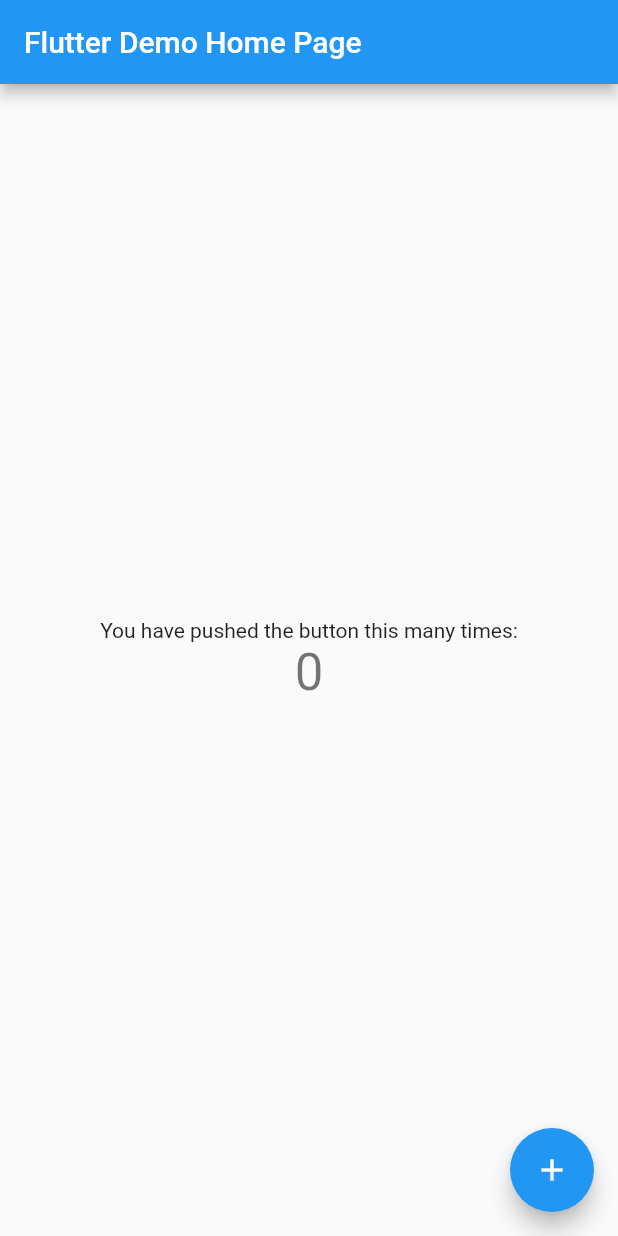
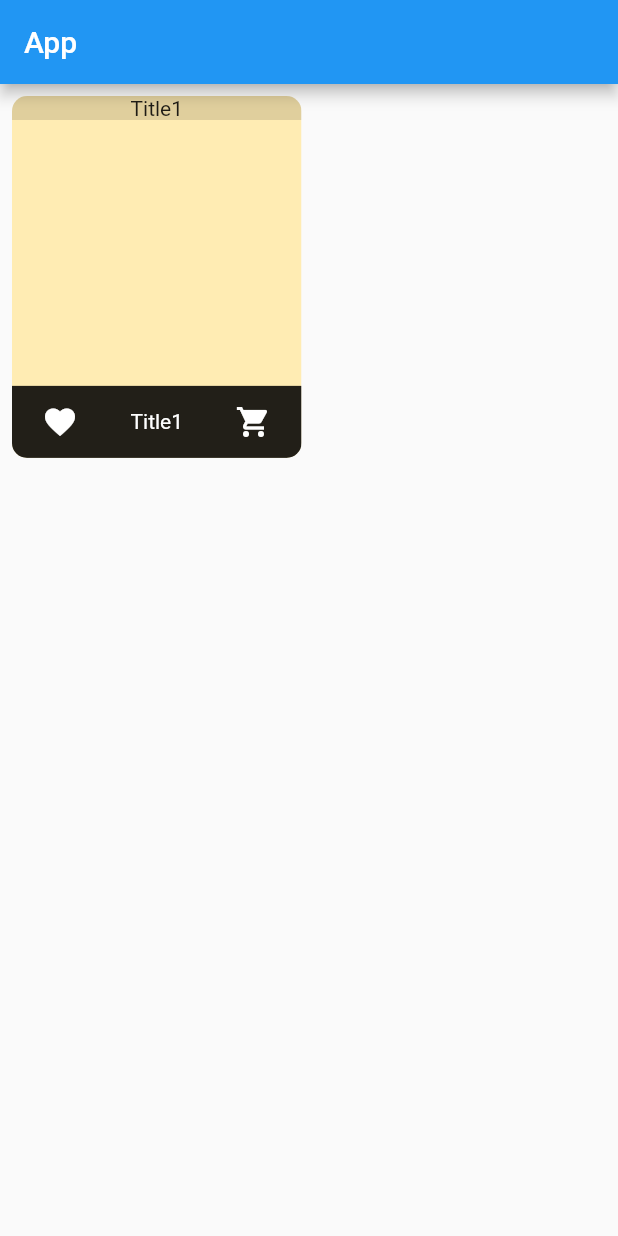
Before and after one commit to nevarwin/Food-Critic-App, a Flutter app: the screen it shows after launch, on a phone screen of 412 x 824 dp. Run offline on Flutter 3.47's test engine with Material 2 defaults, Android fonts, the phone set to English and light mode, and no system bars.

Commit message:
Initial design and data

```diff
--- a/Food-Critic-App/addtocart_favorite_app/lib/main.dart
+++ b/Food-Critic-App/addtocart_favorite_app/lib/main.dart
@@ -1,3 +1,4 @@
+import 'package:addtocart_favorite_app/screens/product_screen.dart';
 import 'package:flutter/material.dart';
 
 void main() {
@@ -15,56 +16,7 @@ class MyApp extends StatelessWidget {
       theme: ThemeData(
         primarySwatch: Colors.blue,
       ),
-      home: const MyHomePage(title: 'Flutter Demo Home Page'),
+      home: ProductScreen(),
     );
   }
 }
-
-class MyHomePage extends StatefulWidget {
-  const MyHomePage({
-    Key? key,
-    required this.title,
-  }) : super(key: key);
-  final String title;
-
-  @override
-  State<MyHomePage> createState() => _MyHomePageState();
-}
-
-class _MyHomePageState extends State<MyHomePage> {
-  int _counter = 0;
-
-  void _incrementCounter() {
-    setState(() {
-      _counter++;
-    });
-  }
-
-  @override
-  Widget build(BuildContext context) {
-    return Scaffold(
-      appBar: AppBar(
-        title: Text(widget.title),
-      ),
-      body: Center(
-        child: Column(
-          mainAxisAlignment: MainAxisAlignment.center,
-          children: <Widget>[
-            const Text(
-              'You have pushed the button this many times:',
-            ),
-            Text(
-              '$_counter',
-              style: Theme.of(context).textTheme.headline4,
-            ),
-          ],
-        ),
-      ),
-      floatingActionButton: FloatingActionButton(
-        onPressed: _incrementCounter,
-        tooltip: 'Increment',
-        child: const Icon(Icons.add),
-      ),
-    );
-  }
-}
--- /dev/null
+++ b/Food-Critic-App/addtocart_favorite_app/lib/provider/product_model.dart
@@ -0,0 +1,11 @@
+class Product {
+  final String id;
+  final String title;
+  bool isFavorite;
+
+  Product({
+    required this.id,
+    required this.title,
+    this.isFavorite = false,
+  });
+}
--- /dev/null
+++ b/Food-Critic-App/addtocart_favorite_app/lib/provider/product_provider.dart
@@ -0,0 +1,10 @@
+import 'package:flutter/material.dart';
+import './product_model.dart';
+
+class ProductProvider with ChangeNotifier {
+  final List<Product> _productList = [];
+
+  List<Product> get productList {
+    return [..._productList];
+  }
+}
--- /dev/null
+++ b/Food-Critic-App/addtocart_favorite_app/lib/screens/product_screen.dart
@@ -0,0 +1,43 @@
+import 'package:addtocart_favorite_app/provider/product_model.dart';
+import 'package:flutter/material.dart';
+
+import '../widgets/product_item_widget.dart';
+
+class ProductScreen extends StatelessWidget {
+  ProductScreen({
+    Key? key,
+  }) : super(key: key);
+
+  final List<Product> productList = [
+    Product(
+      id: DateTime.now().toIso8601String(),
+      title: 'Title1',
+    ),
+  ];
+
+  @override
+  Widget build(BuildContext context) {
+    return Scaffold(
+      appBar: AppBar(
+        title: const Text('App'),
+      ),
+      body: Padding(
+        padding: const EdgeInsets.all(8.0),
+        child: GridView.builder(
+          itemCount: productList.length,
+          itemBuilder: (context, index) {
+            return ProductItemWidget(
+              title: productList[index].title,
+            );
+          },
+          gridDelegate: const SliverGridDelegateWithFixedCrossAxisCount(
+            crossAxisCount: 2,
+            childAspectRatio: 4 / 5,
+            crossAxisSpacing: 10,
+            mainAxisSpacing: 10,
+          ),
+        ),
+      ),
+    );
+  }
+}
--- /dev/null
+++ b/Food-Critic-App/addtocart_favorite_app/lib/widgets/product_item_widget.dart
@@ -0,0 +1,48 @@
+import 'package:flutter/material.dart';
+
+class ProductItemWidget extends StatelessWidget {
+  const ProductItemWidget({
+    Key? key,
+    required this.title,
+  }) : super(key: key);
+
+  final String title;
+
+  @override
+  Widget build(BuildContext context) {
+    return ClipRRect(
+      borderRadius: BorderRadius.circular(10),
+      child: GridTile(
+        header: Container(
+          color: Colors.black12,
+          child: Text(
+            title,
+            textAlign: TextAlign.center,
+          ),
+        ),
+        footer: GridTileBar(
+          backgroundColor: Colors.black87,
+          leading: IconButton(
+            onPressed: () {},
+            icon: const Icon(
+              Icons.favorite,
+            ),
+          ),
+          title: Text(
+            title,
+            textAlign: TextAlign.center,
+          ),
+          trailing: IconButton(
+            onPressed: () {},
+            icon: const Icon(
+              Icons.shopping_cart,
+            ),
+          ),
+        ),
+        child: Container(
+          color: Colors.amber[100],
+        ),
+      ),
+    );
+  }
+}
```
